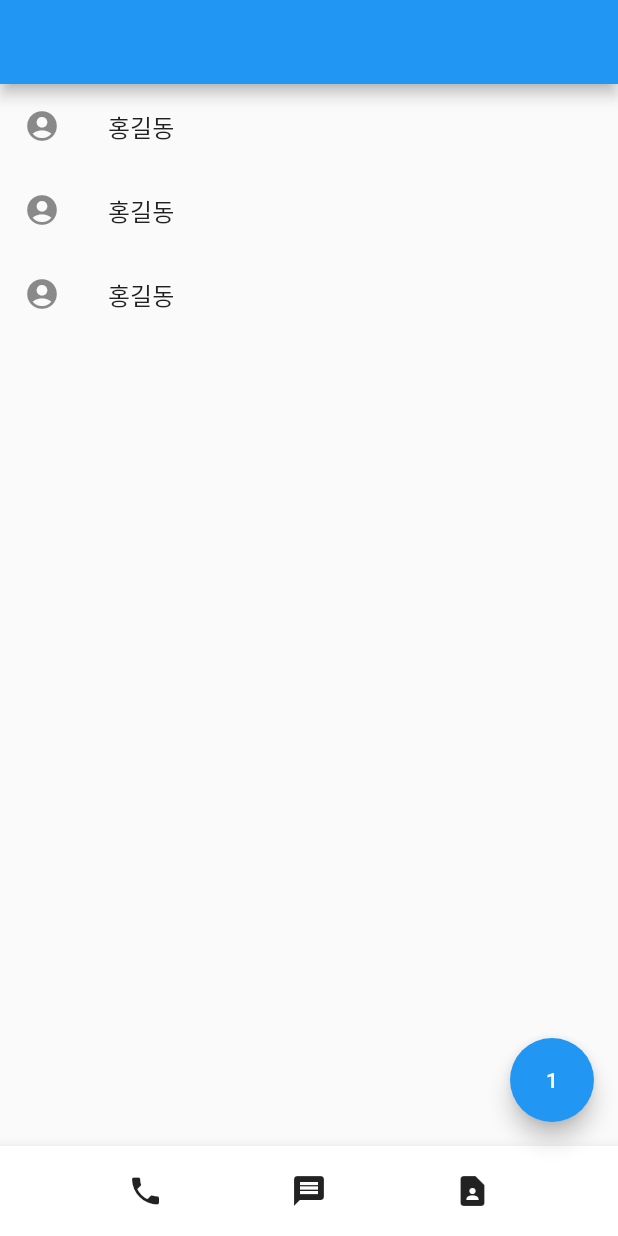
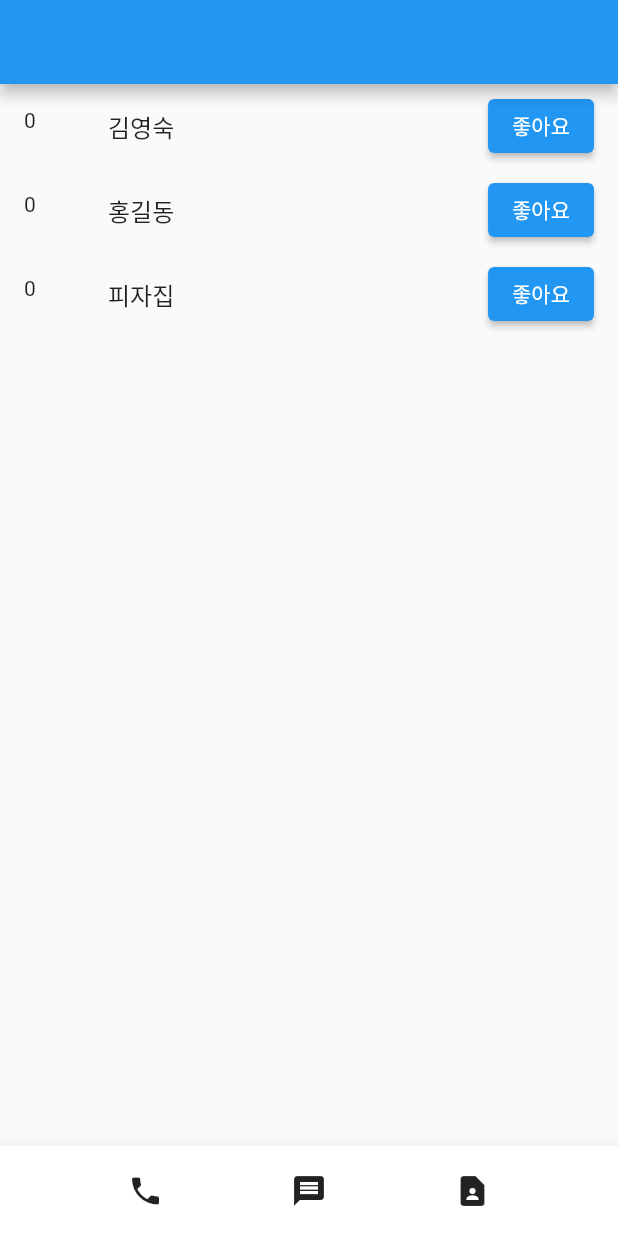
Before and after one commit to hxnsxxm/flutter-practice, a Flutter app: the screen it shows after launch, on a phone screen of 412 x 824 dp. Run offline on Flutter 3.47's test engine with Material 2 defaults, Android fonts, the phone set to English and light mode, and no system bars.

Commit message:
예제/StatefulWidget 만들기

```diff
--- a/contact/lib/main.dart
+++ b/contact/lib/main.dart
@@ -14,26 +14,28 @@ class MyApp extends StatefulWidget {
 
 class _MyAppState extends State<MyApp> {
   var a = 1;
+  var name = ['김영숙', '홍길동', '피자집'];
+  var like = [0, 0, 0];
 
   @override
   Widget build(BuildContext context) {
     return MaterialApp(
       home: Scaffold(
-        floatingActionButton: FloatingActionButton(
-          child: Text(a.toString()),
-          onPressed: (){
-            setState(() {
-              a++;
-            });
-          },
-        ),
         appBar: AppBar(),
         body: ListView.builder(
           itemCount: 3, // 반복 횟수
           itemBuilder: (context, i) { // 함수
             return ListTile(
-                leading: Icon(Icons.account_circle),
-                title: Text('홍길동')
+              leading: Text(like[i].toString()),
+              title: Text(name[i]),
+              trailing: ElevatedButton(
+                child: Text('좋아요'),
+                onPressed: () {
+                  setState(() {
+                    like[i]++;
+                  });
+                },
+              ),
             );
           },
         ),
```
